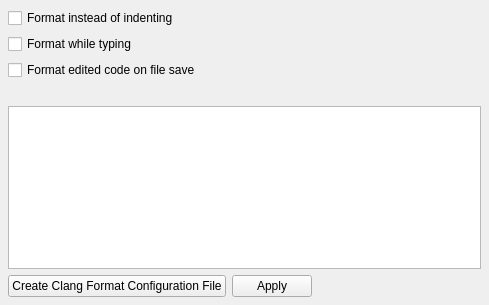
First picture: the form in src/plugins/clangformat/clangformatconfigwidget.ui, repository qt-creator/qt-creator, before the edit.
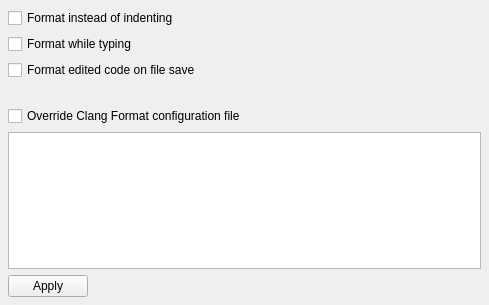
Second picture: the form after the edit.

Commit message:
ClangFormat: Change the logic how configuration is picked
Let's use by default the configuration that clang-format picks itself
for the source file. The Qt Creator configuration will now only
override the default one with global or project settings and can be
turned off with the checkbox.

This behavior is clearer than always picking some configuration
which Qt Creator prefers best.

Patch:
```diff
--- a/src/plugins/clangformat/clangformatconfigwidget.ui
+++ b/src/plugins/clangformat/clangformatconfigwidget.ui
@@ -54,6 +54,13 @@
      </property>
     </widget>
    </item>
+   <item>
+    <widget class="QCheckBox" name="overrideDefault">
+     <property name="text">
+      <string>Override Clang Format configuration file</string>
+     </property>
+    </widget>
+   </item>
    <item>
     <layout class="QHBoxLayout" name="horizontalLayout_2">
      <item>
@@ -63,13 +70,6 @@
    </item>
    <item>
     <layout class="QHBoxLayout" name="horizontalLayout">
-     <item>
-      <widget class="QPushButton" name="createFileButton">
-       <property name="text">
-        <string>Create Clang Format Configuration File</string>
-       </property>
-      </widget>
-     </item>
      <item>
       <widget class="QPushButton" name="applyButton">
        <property name="text">
```
The commit also changes 7 other files.
